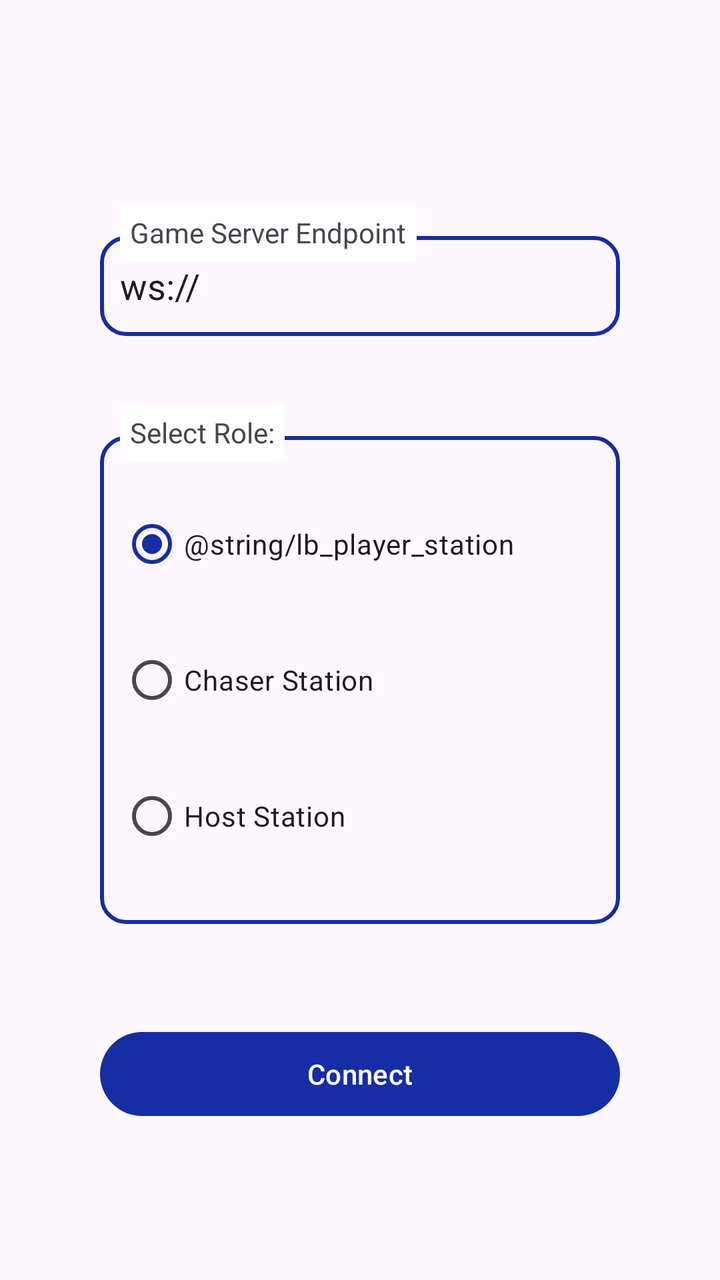
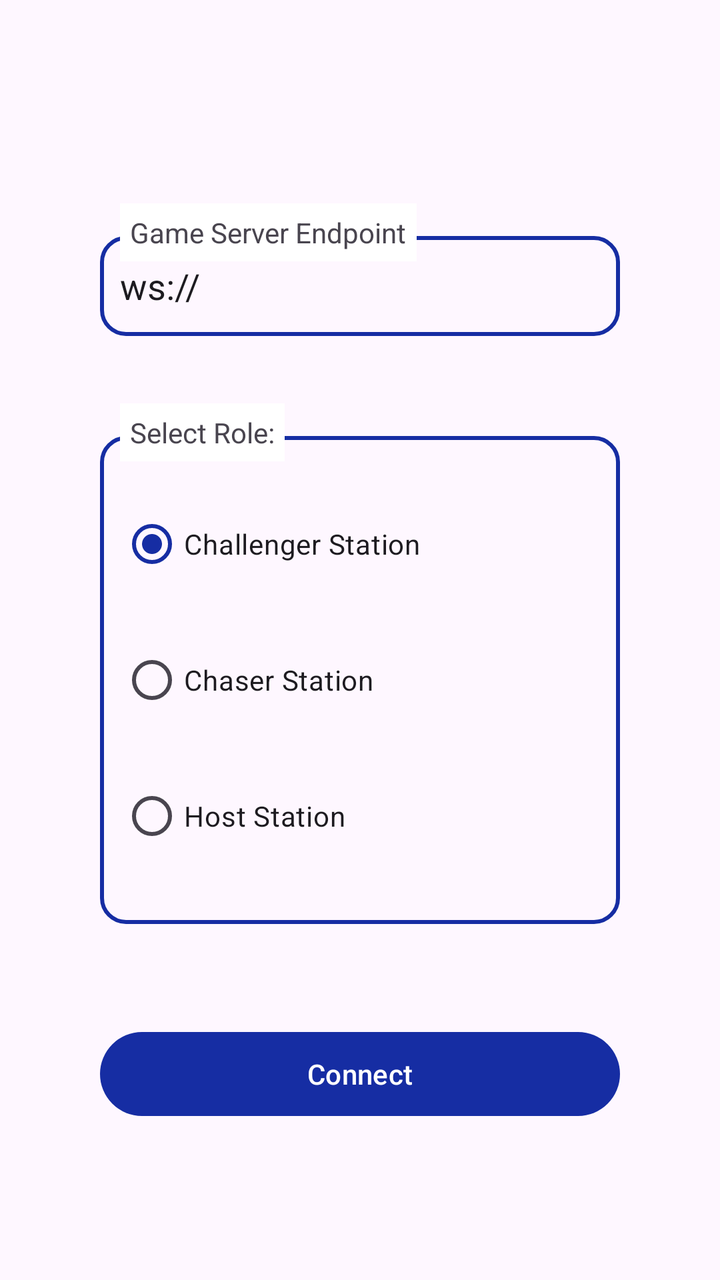

Compare the two renders of this Android layout. The source of the first and the diff that turns it into the second are given below.
<!-- AndroidManifest.xml: application theme Theme.AndroidClient -->
<!-- res/layout/activity_main.xml -->
<?xml version="1.0" encoding="utf-8"?>
<androidx.constraintlayout.widget.ConstraintLayout xmlns:android="http://schemas.android.com/apk/res/android"
    xmlns:app="http://schemas.android.com/apk/res-auto"
    xmlns:tools="http://schemas.android.com/tools"
    android:id="@+id/main"
    android:layout_width="match_parent"
    android:layout_height="match_parent"
    tools:context=".MainActivity">


    <EditText
        android:layout_width="match_parent"
        android:layout_height="50dp"
        android:layout_marginStart="50dp"
        android:layout_marginEnd="50dp"
        android:padding="10dp"
        android:id="@+id/etEndpoint"
        android:inputType="textUri"
        android:text="ws://"
        android:background="@drawable/dr_border_rounded_blue"
        android:autofillHints="no"
        android:importantForAccessibility="no"
        app:layout_constraintStart_toStartOf="parent"
        app:layout_constraintEnd_toEndOf="parent"
        app:layout_constraintTop_toTopOf="parent"
        app:layout_constraintBottom_toBottomOf="parent"
        app:layout_constraintVertical_bias="0.2"/>

    <TextView
        android:layout_width="wrap_content"
        android:layout_height="wrap_content"
        android:labelFor="@id/etEndpoint"
        android:background="@android:color/background_light"
        android:text="@string/lb_endpoint"
        android:layout_marginBottom="-13dp"
        android:layout_marginStart="10dp"
        android:padding="5dp"
        app:layout_constraintBottom_toTopOf="@id/etEndpoint"
        app:layout_constraintStart_toStartOf="@id/etEndpoint" />

    <RadioGroup
        android:layout_width="match_parent"
        android:layout_height="wrap_content"
        android:id="@+id/rgRoleSelect"
        android:layout_marginTop="50dp"
        android:layout_marginStart="50dp"
        android:layout_marginEnd="50dp"
        android:padding="10dp"
        android:checkedButton="@id/rbPlayerStation"
        android:background="@drawable/dr_border_rounded_blue"
        app:layout_constraintStart_toStartOf="@id/etEndpoint"
        app:layout_constraintEnd_toEndOf="@id/etEndpoint"
        app:layout_constraintHorizontal_bias="0"
        app:layout_constraintTop_toBottomOf="@id/etEndpoint">

        <RadioButton
            android:layout_width="match_parent"
            android:layout_height="wrap_content"
            android:id="@+id/rbPlayerStation"
            android:checked="true"
            android:layout_marginTop="20dp"
            android:layout_marginBottom="10dp"
            android:text="@string/lb_player_station"/>

        <RadioButton
            android:layout_width="match_parent"
            android:layout_height="wrap_content"
            android:id="@+id/rbChaserStation"
            android:layout_marginTop="10dp"
            android:layout_marginBottom="10dp"
            android:text="@string/lb_chaser_station"/>

        <RadioButton
            android:layout_width="match_parent"
            android:layout_height="wrap_content"
            android:layout_marginTop="10dp"
            android:layout_marginBottom="20dp"
            android:id="@+id/rbHostStation"
            android:text="@string/lb_host_station"/>

    </RadioGroup>

    <TextView
        android:layout_width="wrap_content"
        android:layout_height="wrap_content"
        android:labelFor="@id/rgRoleSelect"
        android:layout_marginBottom="-13dp"
        android:layout_marginStart="10dp"
        android:background="@android:color/background_light"
        android:text="@string/lb_role_select"
        android:padding="5dp"
        app:layout_constraintBottom_toTopOf="@id/rgRoleSelect"
        app:layout_constraintStart_toStartOf="@id/etEndpoint" />

    <com.google.android.material.button.MaterialButton
        android:layout_width="match_parent"
        android:layout_height="50dp"
        android:id="@+id/btConnect"
        android:layout_marginTop="50dp"
        android:layout_marginStart="50dp"
        android:layout_marginEnd="50dp"
        android:text="@string/lb_connect"
        app:layout_constraintStart_toStartOf="@id/etEndpoint"
        app:layout_constraintEnd_toEndOf="@id/etEndpoint"
        app:layout_constraintTop_toBottomOf="@id/rgRoleSelect"/>

    <ProgressBar
        android:layout_width="wrap_content"
        android:layout_height="wrap_content"
        android:id="@+id/pbProgressIndicator"
        android:indeterminate="true"
        android:indeterminateTint="@color/primary"
        android:visibility="gone"
        app:layout_constraintStart_toStartOf="parent"
        app:layout_constraintEnd_toEndOf="parent"
        app:layout_constraintTop_toBottomOf="@id/btConnect"
        app:layout_constraintBottom_toBottomOf="parent"/>

</androidx.constraintlayout.widget.ConstraintLayout>
<!-- resources referenced by this layout -->
<resources>
  <color name="primary">#FF162DA3</color>
  <!-- drawable dr_border_rounded_blue (drawable) -->
  <?xml version="1.0" encoding="utf-8"?>
  <shape xmlns:android="http://schemas.android.com/apk/res/android"
      android:shape="rectangle">
      <solid android:color="@android:color/transparent" />
      <corners android:radius="12dp" />
      <stroke
          android:width="2dp"
          android:color="@color/primary" />
  </shape>
  <string name="lb_chaser_station">Chaser Station</string>
  <string name="lb_connect">Connect</string>
  <string name="lb_endpoint">Game Server Endpoint</string>
  <string name="lb_host_station">Host Station</string>
  <string name="lb_role_select">Select Role:</string>
  <style name="Theme.AndroidClient" parent="Base.Theme.AndroidClient" />
  <style name="Base.Theme.AndroidClient" parent="Theme.Material3.Light.NoActionBar">
          
          <item name="colorPrimary">@color/primary</item> --&gt;
      </style>
</resources>

<!-- the commit's change to res/layout/activity_main.xml (unified diff, before → after) -->
@@ -60,7 +60,7 @@
             android:checked="true"
             android:layout_marginTop="20dp"
             android:layout_marginBottom="10dp"
-            android:text="@string/lb_player_station"/>
+            android:text="@string/lb_challenger_station"/>
 
         <RadioButton
             android:layout_width="match_parent"
<!-- resource entries referenced after the edit -->
@@ -11,6 +11,7 @@
           android:width="2dp"
           android:color="@color/primary" />
   </shape>
+  <string name="lb_challenger_station">Challenger Station</string>
   <string name="lb_chaser_station">Chaser Station</string>
   <string name="lb_connect">Connect</string>
   <string name="lb_endpoint">Game Server Endpoint</string>
